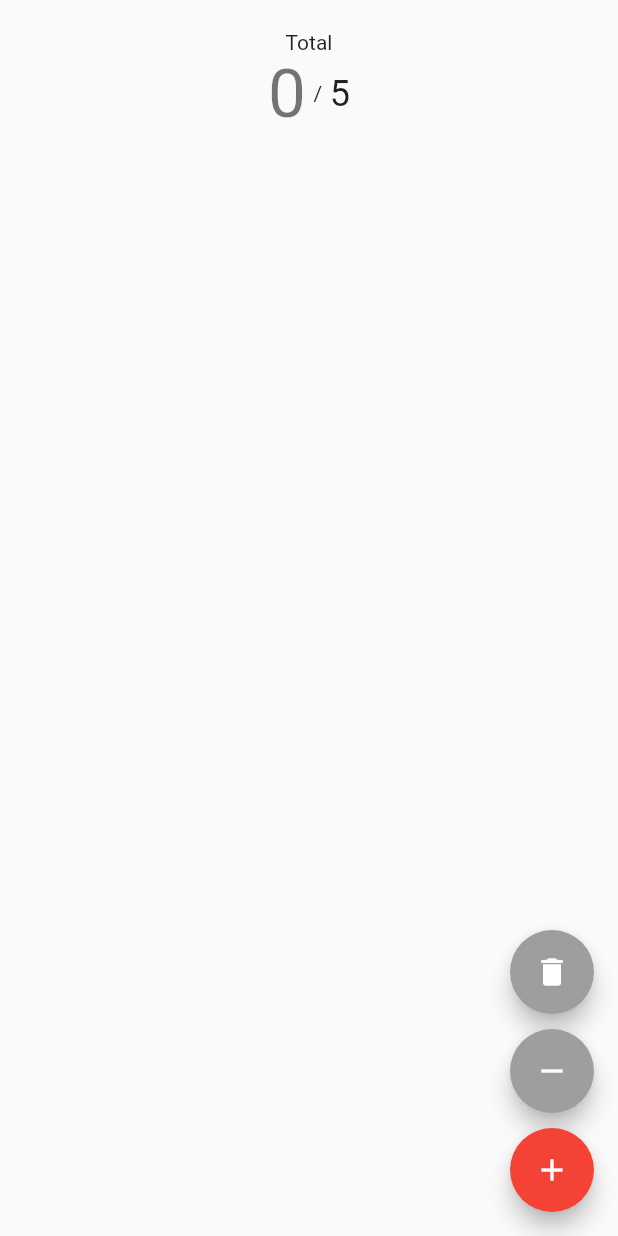
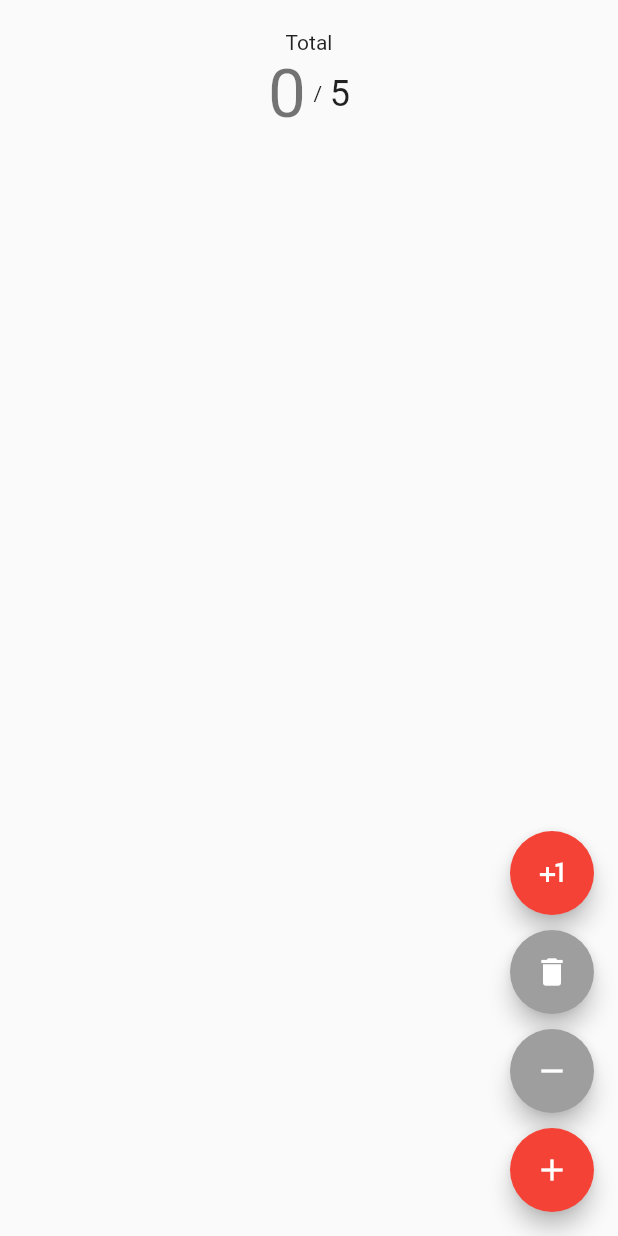
Before and after one commit to alfianandinugraha/talk-o-bloc, a Flutter app: the screen it shows after launch, on a phone screen of 412 x 824 dp. Run offline on Flutter 3.47's test engine with Material 2 defaults, Android fonts, the phone set to English and light mode, and no system bars; our stand-ins replace flutter_bloc.

Commit message:
feat(main.dart): add button IncrementMaxQuoteButton

```diff
--- a/lib/main.dart
+++ b/lib/main.dart
@@ -5,6 +5,7 @@ import 'package:talk_o_bloc/store/bloc/quote_bloc.dart';
 import 'package:talk_o_bloc/store/events/quote_event.dart';
 import 'package:talk_o_bloc/widgets/add_quote_button.dart';
 import 'package:talk_o_bloc/widgets/count.dart';
+import 'package:talk_o_bloc/widgets/increment_max_quote_button.dart';
 import 'package:talk_o_bloc/widgets/list_quote.dart';
 import 'package:talk_o_bloc/widgets/delete_quote_button.dart';
 import 'package:talk_o_bloc/widgets/reset_quote_button.dart';
@@ -44,6 +45,8 @@ class MyApp extends StatelessWidget {
         floatingActionButton: Column(
           mainAxisAlignment: MainAxisAlignment.end,
           children: const [
+            IncrementMaxQuoteButton(),
+            SizedBox(height: 10),
             ResetQuoteButton(),
             SizedBox(height: 10),
             DeleteQuoteButton(),
--- /dev/null
+++ b/lib/widgets/increment_max_quote_button.dart
@@ -0,0 +1,20 @@
+import 'package:flutter/material.dart';
+import 'package:flutter_bloc/flutter_bloc.dart';
+import 'package:talk_o_bloc/store/bloc/quote_bloc.dart';
+import 'package:talk_o_bloc/store/events/quote_event.dart';
+
+class IncrementMaxQuoteButton extends StatelessWidget {
+  const IncrementMaxQuoteButton({Key? key}) : super(key: key);
+
+  @override
+  Widget build(BuildContext context) {
+    return FloatingActionButton(
+      onPressed: () {
+        BlocProvider
+          .of<QuoteBloc>(context)
+          .add(IncrementMaxQuoteEvent());
+      },
+      child: const Icon(Icons.plus_one),
+    );
+  }
+}
```
